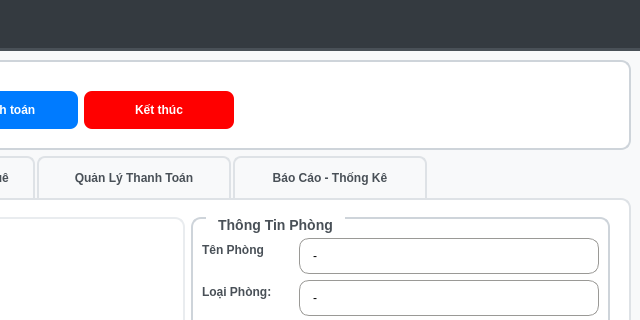
First picture: the form in ui/design/admin_main.ui, repository huymatthew/PBL02, before the edit; both pictures show x 560 to 1200 and y 0 to 320 of the 1200 by 862 pixel window.
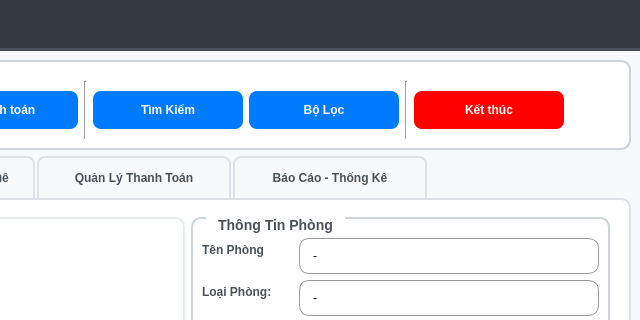
Second picture: the form after the edit. Icons and pictures are not drawn. Custom widgets are drawn as their Qt base class.

Commit message: feat: Search and Filter Dialog (UI)

Diff of the .ui file:
```diff
--- a/ui/design/admin_main.ui
+++ b/ui/design/admin_main.ui
@@ -444,6 +444,34 @@
          </property>
         </widget>
        </item>
+       <item>
+        <widget class="Line" name="line">
+         <property name="orientation">
+          <enum>Qt::Vertical</enum>
+         </property>
+        </widget>
+       </item>
+       <item>
+        <widget class="QPushButton" name="searchBtn">
+         <property name="text">
+          <string>Tìm Kiếm</string>
+         </property>
+        </widget>
+       </item>
+       <item>
+        <widget class="QPushButton" name="filterBtn">
+         <property name="text">
+          <string>Bộ Lọc</string>
+         </property>
+        </widget>
+       </item>
+       <item>
+        <widget class="Line" name="line_2">
+         <property name="orientation">
+          <enum>Qt::Vertical</enum>
+         </property>
+        </widget>
+       </item>
        <item>
         <widget class="QPushButton" name="shutdownButton">
          <property name="styleSheet">
```
The commit also changes 7 other files.
